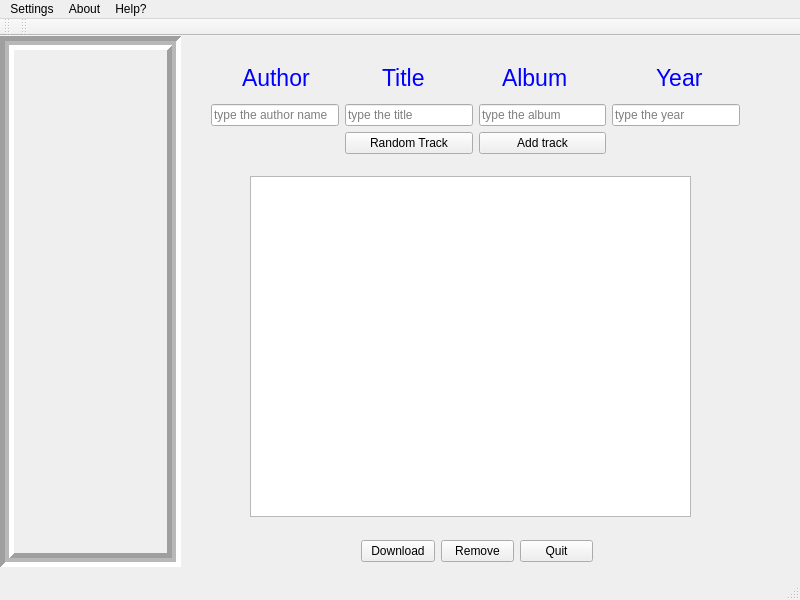
Qt form mainwindow.ui (tiserge2/music_tracker_cpp) before a commit.
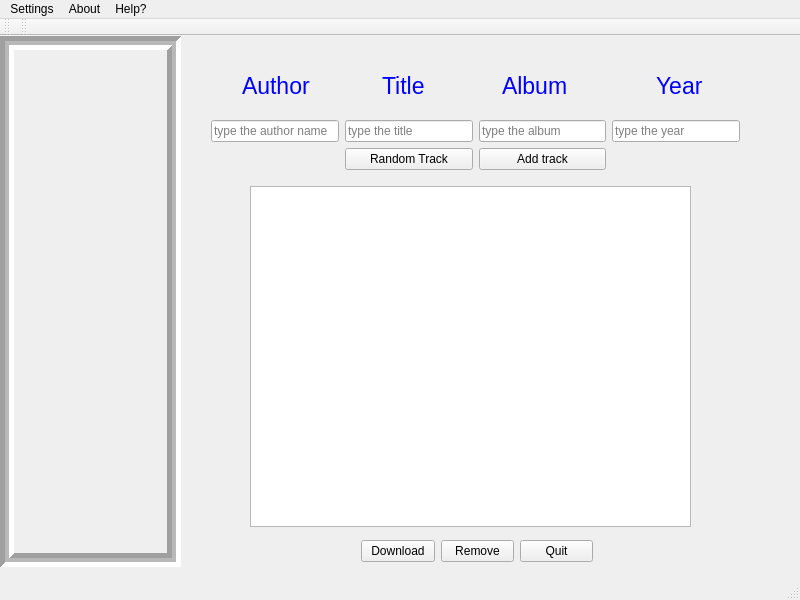
The same form after that commit. Icons and pictures are not drawn.

```diff
--- a/mainwindow.ui
+++ b/mainwindow.ui
@@ -44,7 +44,7 @@
       <x>200</x>
       <y>10</y>
       <width>551</width>
-      <height>119</height>
+      <height>135</height>
      </rect>
     </property>
     <layout class="QVBoxLayout" name="verticalLayout">
@@ -86,22 +86,6 @@
          </property>
         </widget>
        </item>
-       <item row="1" column="1">
-        <widget class="QLineEdit" name="lineEdit">
-         <property name="inputMask">
-          <string notr="true"/>
-         </property>
-         <property name="text">
-          <string notr="true"/>
-         </property>
-         <property name="frame">
-          <bool>true</bool>
-         </property>
-         <property name="placeholderText">
-          <string notr="true">type the title</string>
-         </property>
-        </widget>
-       </item>
        <item row="0" column="3">
         <widget class="QLabel" name="label_3">
          <property name="styleSheet">
@@ -126,7 +110,7 @@
          </property>
         </widget>
        </item>
-       <item row="1" column="3">
+       <item row="2" column="3">
         <widget class="QLineEdit" name="lineEdit_3">
          <property name="inputMask">
           <string/>
@@ -181,21 +165,14 @@
          </property>
         </widget>
        </item>
-       <item row="1" column="0">
-        <widget class="QLineEdit" name="lineEdit_2">
-         <property name="placeholderText">
-          <string>type the author name</string>
-         </property>
-        </widget>
-       </item>
-       <item row="1" column="2">
+       <item row="2" column="2">
         <widget class="QLineEdit" name="lineEdit_4">
          <property name="placeholderText">
           <string>type the album </string>
          </property>
         </widget>
        </item>
-       <item row="2" column="2">
+       <item row="3" column="2">
         <widget class="QPushButton" name="pushButton">
          <property name="text">
           <string>Add track</string>
@@ -205,13 +182,36 @@
          </property>
         </widget>
        </item>
-       <item row="2" column="1">
+       <item row="3" column="1">
         <widget class="QPushButton" name="pushButton_5">
          <property name="text">
           <string>Random Track</string>
          </property>
         </widget>
        </item>
+       <item row="2" column="1">
+        <widget class="QLineEdit" name="lineEdit">
+         <property name="inputMask">
+          <string/>
+         </property>
+         <property name="text">
+          <string notr="true"/>
+         </property>
+         <property name="frame">
+          <bool>true</bool>
+         </property>
+         <property name="placeholderText">
+          <string notr="true">type the title</string>
+         </property>
+        </widget>
+       </item>
+       <item row="2" column="0">
+        <widget class="QLineEdit" name="lineEdit_2">
+         <property name="placeholderText">
+          <string>type the author name</string>
+         </property>
+        </widget>
+       </item>
       </layout>
      </item>
     </layout>
@@ -287,7 +287,7 @@
     <property name="geometry">
      <rect>
       <x>250</x>
-      <y>140</y>
+      <y>150</y>
       <width>441</width>
       <height>341</height>
      </rect>
```
